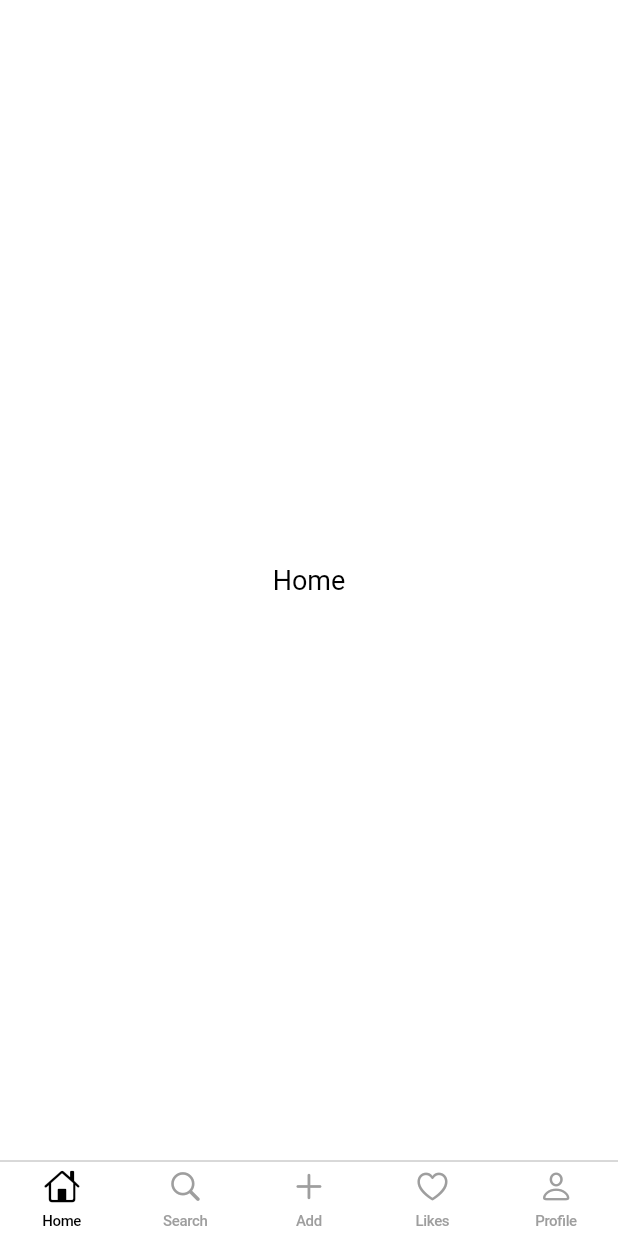
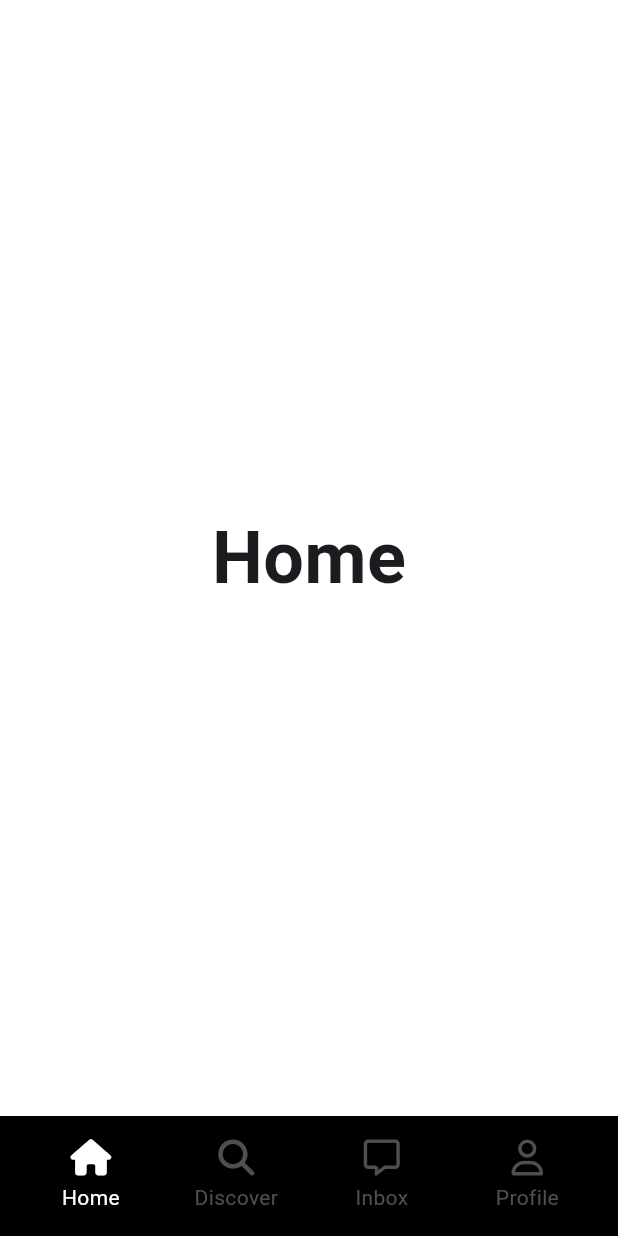
Before and after one commit to helious23/tiktok_clone_again, a Flutter app: the screen it shows after launch, on a phone screen of 412 x 824 dp. Run offline on Flutter 3.47's test engine with Material 3 defaults, Android fonts, the phone set to English and light mode, and no system bars; our stand-ins replace font_awesome_flutter.

Commit message:
#6.5 Custom NavigationBar

```diff
--- a/lib/features/main_navigation/main_navigation_screen.dart
+++ b/lib/features/main_navigation/main_navigation_screen.dart
@@ -1,5 +1,7 @@
-import 'package:flutter/cupertino.dart';
 import 'package:flutter/material.dart';
+import 'package:font_awesome_flutter/font_awesome_flutter.dart';
+import 'package:tiktok_clone/constants/sizes.dart';
+import 'package:tiktok_clone/features/main_navigation/widgets/nav_tab.dart';
 
 class MainNavigationScreen extends StatefulWidget {
   const MainNavigationScreen({super.key});
@@ -12,70 +14,106 @@ class MainNavigationScreen extends StatefulWidget {
 class _MainNavigationScreenState extends State<MainNavigationScreen> {
   int _selectedIndex = 0;
 
+  final screens = [
+    const Center(
+      child: Text(
+        'Home',
+        style: TextStyle(
+          fontSize: Sizes.size48,
+          fontWeight: FontWeight.w600,
+        ),
+      ),
+    ),
+    const Center(
+      child: Text(
+        'Discover',
+        style: TextStyle(
+          fontSize: Sizes.size48,
+          fontWeight: FontWeight.w600,
+        ),
+      ),
+    ),
+    const Center(
+      child: Text(
+        'Add',
+        style: TextStyle(
+          fontSize: Sizes.size48,
+          fontWeight: FontWeight.w600,
+        ),
+      ),
+    ),
+    const Center(
+      child: Text(
+        'Inbox',
+        style: TextStyle(
+          fontSize: Sizes.size48,
+          fontWeight: FontWeight.w600,
+        ),
+      ),
+    ),
+    const Center(
+      child: Text(
+        'Profile',
+        style: TextStyle(
+          fontSize: Sizes.size48,
+          fontWeight: FontWeight.w600,
+        ),
+      ),
+    ),
+  ];
+
   void _onTap(int index) {
     setState(() {
       _selectedIndex = index;
     });
   }
 
-  final List<Widget> screens = [
-    const Center(child: Text('Home')),
-    const Center(child: Text('Search')),
-    const Center(child: Text('Add')),
-    const Center(child: Text('Likes')),
-    const Center(child: Text('Profile')),
-  ];
-
   @override
   Widget build(BuildContext context) {
-    return CupertinoTabScaffold(
-      tabBar: CupertinoTabBar(
-        currentIndex: _selectedIndex,
-        onTap: _onTap,
-        backgroundColor: Colors.white,
-        activeColor: Colors.black,
-        inactiveColor: Colors.grey,
-        iconSize: 24,
-        height: 50,
-        items: [
-          BottomNavigationBarItem(
-            icon: Icon(
-              CupertinoIcons.home,
-              color: _selectedIndex == 0 ? Colors.black : Colors.grey,
-            ),
-            label: 'Home',
+    return Scaffold(
+      body: screens[_selectedIndex],
+      bottomNavigationBar: BottomAppBar(
+        padding: EdgeInsets.zero,
+        color: Colors.black,
+        child: Padding(
+          padding: const EdgeInsets.all(Sizes.size12),
+          child: Row(
+            mainAxisAlignment: MainAxisAlignment.spaceBetween,
+            children: [
+              NavTab(
+                text: 'Home',
+                icon: FontAwesomeIcons.house,
+                isSelected: _selectedIndex == 0,
+                onTap: () => _onTap(0),
+              ),
+              NavTab(
+                text: 'Discover',
+                icon: FontAwesomeIcons.magnifyingGlass,
+                isSelected: _selectedIndex == 1,
+                onTap: () => _onTap(1),
+              ),
+              // NavTab(
+              //   text: 'Add',
+              //   icon: FontAwesomeIcons.plus,
+              //   isSelected: _selectedIndex == 2,
+              //   onTap: () => _onTap(2),
+              // ),
+              NavTab(
+                text: 'Inbox',
+                icon: FontAwesomeIcons.message,
+                isSelected: _selectedIndex == 3,
+                onTap: () => _onTap(3),
+              ),
+              NavTab(
+                text: 'Profile',
+                icon: FontAwesomeIcons.user,
+                isSelected: _selectedIndex == 4,
+                onTap: () => _onTap(4),
+              ),
+            ],
           ),
-          BottomNavigationBarItem(
-            icon: Icon(
-              CupertinoIcons.search,
-              color: _selectedIndex == 1 ? Colors.black : Colors.grey,
-            ),
-            label: 'Search',
-          ),
-          BottomNavigationBarItem(
-            icon: Icon(
-              CupertinoIcons.add,
-              color: _selectedIndex == 2 ? Colors.black : Colors.grey,
-            ),
-            label: 'Add',
-          ),
-          BottomNavigationBarItem(
-            icon: Icon(
-              CupertinoIcons.heart,
-              color: _selectedIndex == 3 ? Colors.black : Colors.grey,
-            ),
-            label: 'Likes',
-          ),
-          BottomNavigationBarItem(
-            icon: Icon(
-              CupertinoIcons.person,
-              color: _selectedIndex == 4 ? Colors.black : Colors.grey,
-            ),
-            label: 'Profile',
-          ),
-        ],
+        ),
       ),
-      tabBuilder: (context, index) => screens[index],
     );
   }
 }
--- /dev/null
+++ b/lib/features/main_navigation/widgets/nav_tab.dart
@@ -0,0 +1,50 @@
+import 'package:flutter/material.dart';
+import 'package:font_awesome_flutter/font_awesome_flutter.dart';
+import 'package:tiktok_clone/constants/gaps.dart';
+
+class NavTab extends StatelessWidget {
+  final IconData icon;
+  final bool isSelected;
+  final String text;
+  final VoidCallback onTap;
+
+  const NavTab({
+    super.key,
+    required this.icon,
+    required this.text,
+    this.isSelected = false,
+    required this.onTap,
+  });
+
+  @override
+  Widget build(BuildContext context) {
+    return Expanded(
+      child: GestureDetector(
+        onTap: onTap,
+        child: Container(
+          color: Colors.black,
+          child: AnimatedOpacity(
+            opacity: isSelected ? 1 : 0.5,
+            duration: const Duration(milliseconds: 300),
+            child: Column(
+              mainAxisSize: MainAxisSize.min,
+              children: [
+                FaIcon(
+                  icon,
+                  color: isSelected ? Colors.white : Colors.grey,
+                ),
+                Gaps.v5,
+                Text(
+                  text,
+                  style: TextStyle(
+                    color: isSelected ? Colors.white : Colors.grey,
+                  ),
+                ),
+              ],
+            ),
+          ),
+        ),
+      ),
+    );
+  }
+}
--- a/lib/main.dart
+++ b/lib/main.dart
@@ -1,4 +1,3 @@
-import 'package:flutter/cupertino.dart';
 import 'package:flutter/material.dart';
 import 'package:tiktok_clone/constants/sizes.dart';
 import 'package:tiktok_clone/features/main_navigation/main_navigation_screen.dart';
@@ -12,15 +11,21 @@ class TikTokApp extends StatelessWidget {
 
   @override
   Widget build(BuildContext context) {
-    return CupertinoApp(
+    return MaterialApp(
       title: 'TikTok Clone',
-      theme: CupertinoThemeData(
+      theme: ThemeData(
         scaffoldBackgroundColor: Colors.white,
         primaryColor: const Color(0xFFE9435A),
-        textTheme: CupertinoTextThemeData(
-          textStyle: TextStyle(
+        appBarTheme: AppBarTheme(
+          foregroundColor: Colors.black,
+          backgroundColor: Colors.white,
+          surfaceTintColor: Colors.transparent,
+          centerTitle: true,
+          elevation: 0,
+          titleTextStyle: TextStyle(
             color: Colors.black,
             fontSize: Sizes.size16 + Sizes.size2,
+            fontWeight: FontWeight.w600,
           ),
         ),
       ),
```
